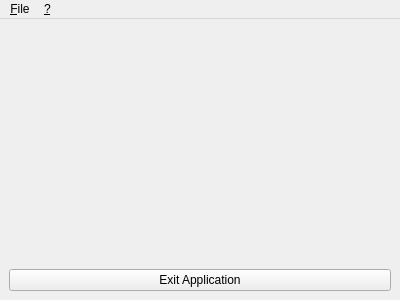
First picture: the form in qtworkshop/qtworkshop.ui, repository maeberli/GitWorkshop, before the edit.
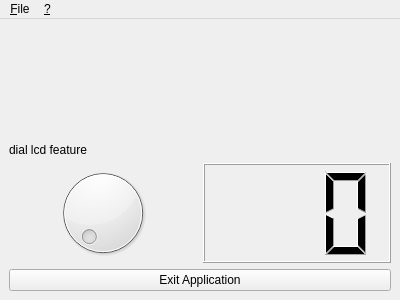
Second picture: the form after the edit.

Commit message:
Add dial and lcdnumber on main widget.
* The business logic is still missing. Need an expert for this. ;-)

Diff of the .ui file:
```diff
--- a/qtworkshop/qtworkshop.ui
+++ b/qtworkshop/qtworkshop.ui
@@ -28,6 +28,30 @@
       </property>
      </spacer>
     </item>
+    <item>
+     <widget class="QLabel" name="label">
+      <property name="text">
+       <string>dial lcd feature</string>
+      </property>
+     </widget>
+    </item>
+    <item>
+     <layout class="QHBoxLayout" name="horizontalLayout">
+      <item>
+       <widget class="QDial" name="dial"/>
+      </item>
+      <item>
+       <widget class="QLCDNumber" name="lcdNumber">
+        <property name="digitCount">
+         <number>3</number>
+        </property>
+        <property name="segmentStyle">
+         <enum>QLCDNumber::Filled</enum>
+        </property>
+       </widget>
+      </item>
+     </layout>
+    </item>
     <item>
      <widget class="QPushButton" name="exitBtn">
       <property name="text">
```
The commit also changes 2 other files.
